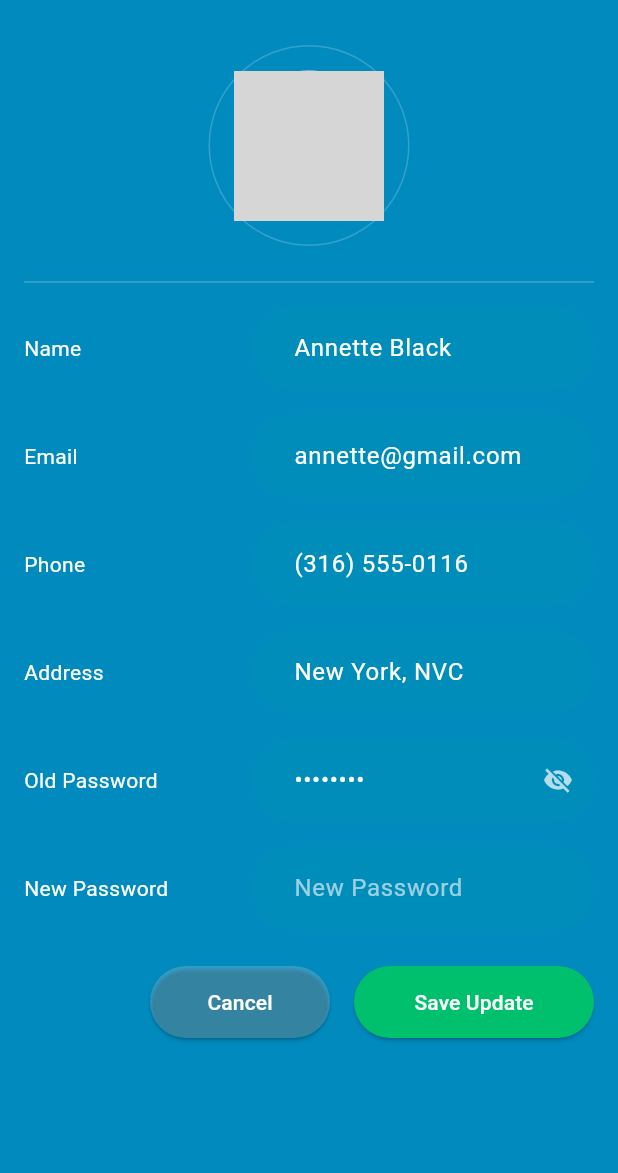
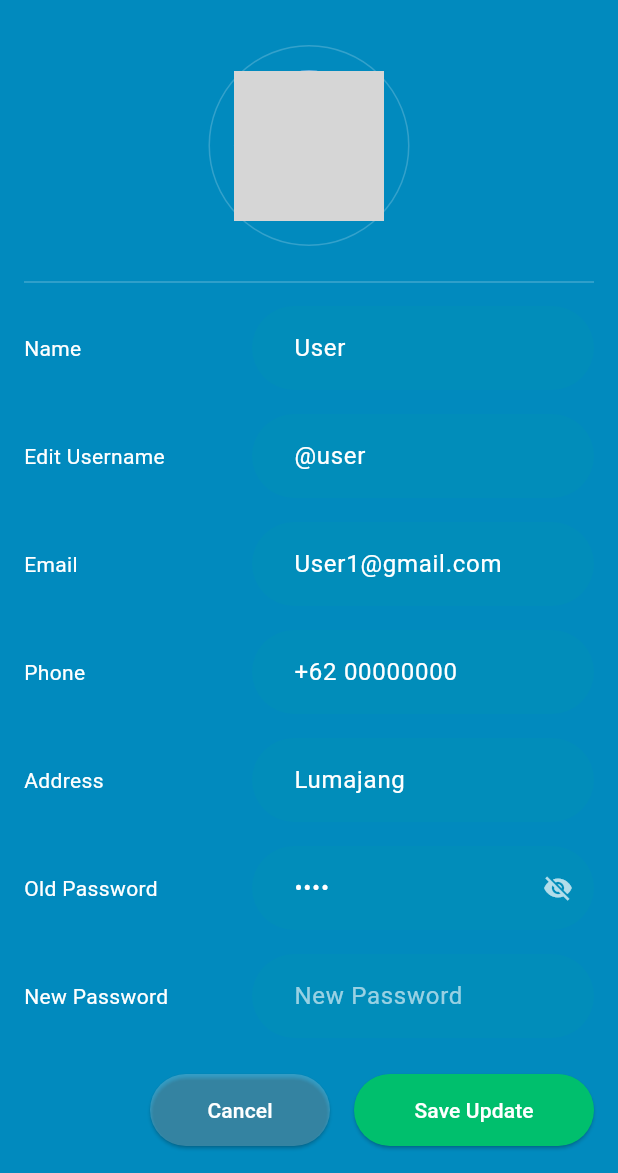
Before and after one commit to Vendettaa666/user_homepage, a Flutter app: the screen it shows after launch, item 5 of the bottom bar chosen, after a tap on "Edit Profile", on a phone screen of 412 x 824 dp, the part 63-1236 px from its top. Run offline on Flutter 3.47's test engine with Material 3 defaults, Android fonts, the phone set to English and light mode, and no system bars; network calls fail; grey boxes are pictures that could not be loaded.

Commit message:
edit profile

```diff
--- a/lib/screens/editprofile.dart
+++ b/lib/screens/editprofile.dart
@@ -75,28 +75,35 @@ class EditProfile extends StatelessWidget {
                     UserInfoEditField(
                       text: "Name",
                       child: TextFormField(
-                        initialValue: "Annette Black",
+                        initialValue: "User",
+                        style: const TextStyle(color: Colors.white),
+                      ),
+                    ),
+                    UserInfoEditField(
+                      text: "Edit Username",
+                      child: TextFormField(
+                        initialValue: "@user",
                         style: const TextStyle(color: Colors.white),
                       ),
                     ),
                     UserInfoEditField(
                       text: "Email",
                       child: TextFormField(
-                        initialValue: "annette@gmail.com",
+                        initialValue: "User1@gmail.com",
                         style: const TextStyle(color: Colors.white),
                       ),
                     ),
                     UserInfoEditField(
                       text: "Phone",
                       child: TextFormField(
-                        initialValue: "(316) 555-0116",
+                        initialValue: "+62 00000000",
                         style: const TextStyle(color: Colors.white),
                       ),
                     ),
                     UserInfoEditField(
                       text: "Address",
                       child: TextFormField(
-                        initialValue: "New York, NVC",
+                        initialValue: "Lumajang",
                         style: const TextStyle(color: Colors.white),
                       ),
                     ),
@@ -104,7 +111,7 @@ class EditProfile extends StatelessWidget {
                       text: "Old Password",
                       child: TextFormField(
                         obscureText: true,
-                        initialValue: "demopass",
+                        initialValue: "user",
                         style: const TextStyle(color: Colors.white),
                         decoration: const InputDecoration(
                           suffixIcon: Icon(
--- a/lib/screens/profile_page.dart
+++ b/lib/screens/profile_page.dart
@@ -42,7 +42,7 @@ class ProfilePage extends StatelessWidget {
           children: [
             const ProfilePic(image: "https://i.postimg.cc/cCsYDjvj/user-2.png"),
             Text(
-              "Administrator",
+              "User",
               style: Theme.of(context).textTheme.titleLarge?.copyWith(
                 color: Colors.white,
                 fontWeight: FontWeight.bold,
@@ -54,7 +54,7 @@ class ProfilePage extends StatelessWidget {
             ),
             const Info(
               infoKey: "User ID",
-              info: "@admin",
+              info: "@user",
             ),
             const Info(
               infoKey: "Location",
@@ -66,7 +66,7 @@ class ProfilePage extends StatelessWidget {
             ),
             const Info(
               infoKey: "Email Address",
-              info: "admin@mail.com",
+              info: "usern@mail.com",
             ),
             const SizedBox(height: 24.0),
             Align(
```
